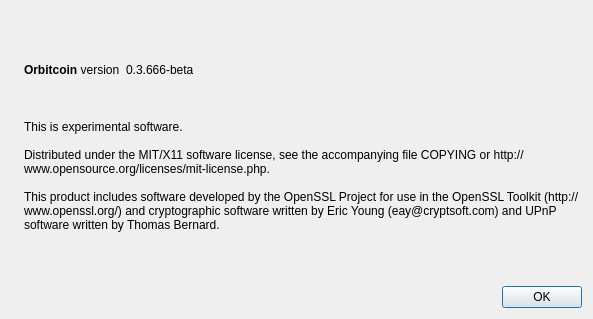
First picture: the form in src/qt/forms/aboutdialog.ui, repository TrezarCoin/TrezarCoin, before the edit.
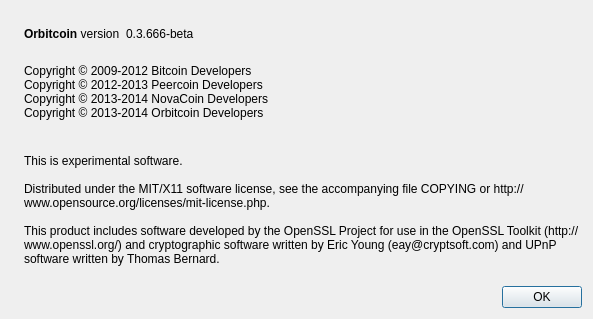
Second picture: the form after the edit. Icons and pictures are not drawn.

Commit message: Qt Forms Updated

```diff
--- a/src/qt/forms/aboutdialog.ui
+++ b/src/qt/forms/aboutdialog.ui
@@ -91,8 +91,12 @@
         <cursorShape>IBeamCursor</cursorShape>
        </property>
        <property name="text">
-        <string>Copyright © 2013 The NovaCoin Developers</string>
-        <string>Copyright © 2013-2014 The Orbitcoin Developers</string>
+        <string>
+Copyright © 2009-2012 Bitcoin Developers
+Copyright © 2012-2013 Peercoin Developers
+Copyright © 2013-2014 NovaCoin Developers
+Copyright © 2013-2014 Orbitcoin Developers
+        </string>
        </property>
        <property name="textInteractionFlags">
         <set>Qt::LinksAccessibleByMouse|Qt::TextSelectableByKeyboard|Qt::TextSelectableByMouse</set>
```
The commit also changes 4 other files.
